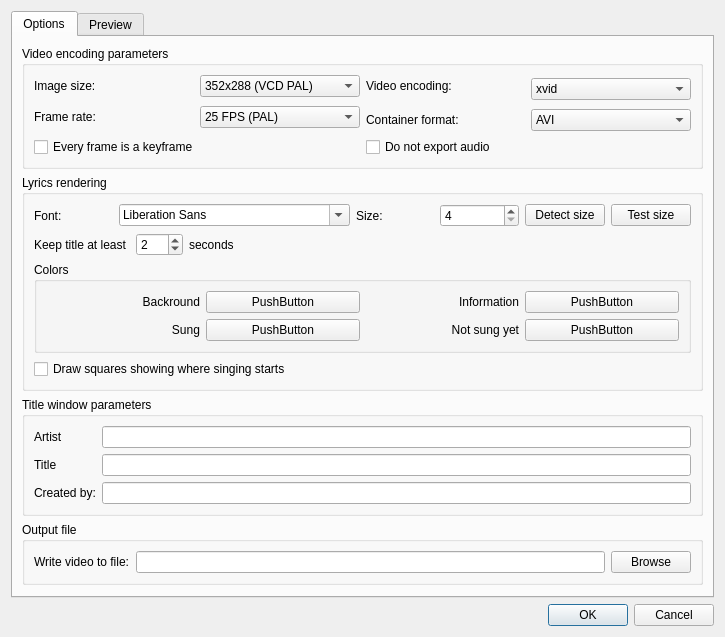
Before: the Qt Designer form src/dialog_export_params.ui in gyunaev/karlyriceditor, drawn with Qt 5.
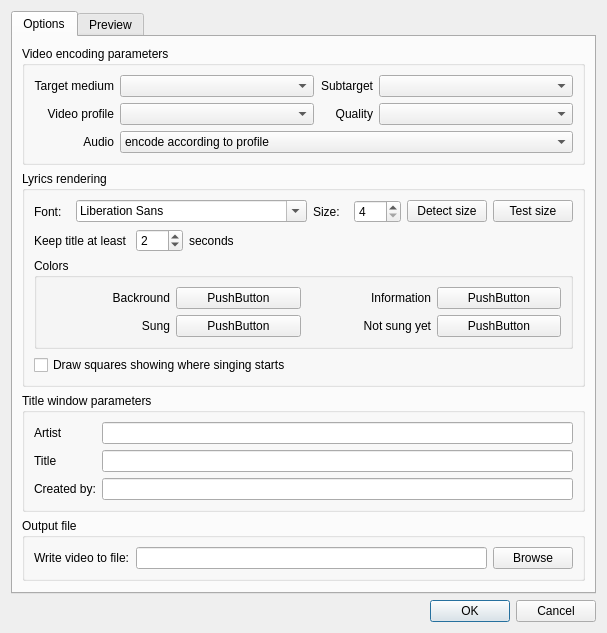
After: the same form once the commit is applied. Custom widgets are drawn as their Qt base class.

Commit message: Video output and dialog reworked

```diff
--- a/src/dialog_export_params.ui
+++ b/src/dialog_export_params.ui
@@ -6,8 +6,8 @@
    <rect>
     <x>0</x>
     <y>0</y>
-    <width>725</width>
-    <height>601</height>
+    <width>607</width>
+    <height>579</height>
    </rect>
   </property>
   <property name="windowTitle">
@@ -29,117 +29,102 @@
          <property name="title">
           <string>Video encoding parameters</string>
          </property>
-         <layout class="QVBoxLayout" name="verticalLayout_4">
-          <item>
            <layout class="QGridLayout" name="gridLayout">
             <item row="0" column="0">
+           <widget class="QLabel" name="label_8">
+            <property name="text">
+             <string>Target medium</string>
+            </property>
+            <property name="alignment">
+             <set>Qt::AlignRight|Qt::AlignTrailing|Qt::AlignVCenter</set>
+            </property>
+           </widget>
+          </item>
+          <item row="0" column="1">
+           <widget class="QComboBox" name="boxVideoMedium">
+            <property name="sizePolicy">
+             <sizepolicy hsizetype="Preferred" vsizetype="Fixed">
+              <horstretch>1</horstretch>
+              <verstretch>0</verstretch>
+             </sizepolicy>
+            </property>
+           </widget>
+          </item>
+          <item row="0" column="2">
              <widget class="QLabel" name="label">
+            <property name="text">
+             <string>Subtarget</string>
+            </property>
+            <property name="alignment">
+             <set>Qt::AlignRight|Qt::AlignTrailing|Qt::AlignVCenter</set>
+            </property>
+           </widget>
+          </item>
+          <item row="0" column="3">
+           <widget class="QComboBox" name="boxVideoTarget">
               <property name="sizePolicy">
-               <sizepolicy hsizetype="Minimum" vsizetype="Preferred">
-                <horstretch>0</horstretch>
+             <sizepolicy hsizetype="Preferred" vsizetype="Fixed">
+              <horstretch>1</horstretch>
                 <verstretch>0</verstretch>
                </sizepolicy>
               </property>
-              <property name="text">
-               <string>Image size:</string>
-              </property>
-             </widget>
-            </item>
-            <item row="0" column="1">
-             <widget class="QComboBox" name="boxImageSize">
-              <property name="whatsThis">
-               <string>Specifies the output image size. Note that some output formats (VideoCD, DVD, HD) require a specific image size.</string>
-              </property>
-              <item>
-               <property name="text">
-                <string>352x288 (VCD PAL)</string>
-               </property>
-              </item>
-              <item>
-               <property name="text">
-                <string>352x240 (VCD NTSC)</string>
-               </property>
-              </item>
-              <item>
-               <property name="text">
-                <string>720x576 (DVD PAL)</string>
-               </property>
-              </item>
-              <item>
-               <property name="text">
-                <string>720x480 (DVD NTSC)</string>
-               </property>
-              </item>
-              <item>
-               <property name="text">
-                <string>1280x720 (HD 720p)</string>
-               </property>
-              </item>
-              <item>
-               <property name="text">
-                <string>1980x1080 (HD 1080p)</string>
-               </property>
-              </item>
-             </widget>
-            </item>
-            <item row="0" column="2">
-             <widget class="QLabel" name="label_3">
-              <property name="whatsThis">
-               <string>Which codec to use for video encoding</string>
-              </property>
-              <property name="text">
-               <string>Video encoding:</string>
-              </property>
-             </widget>
-            </item>
-            <item row="0" column="3" rowspan="2">
-             <widget class="QComboBox" name="boxVideoEncoding">
-              <item>
-               <property name="text">
-                <string>xvid</string>
-               </property>
-              </item>
-             </widget>
-            </item>
-            <item row="1" column="0" rowspan="2">
+           </widget>
+          </item>
+          <item row="1" column="0">
              <widget class="QLabel" name="label_2">
               <property name="text">
-               <string>Frame rate:</string>
-              </property>
-             </widget>
-            </item>
-            <item row="1" column="1" rowspan="2">
-             <widget class="QComboBox" name="boxFPS">
-              <property name="whatsThis">
-               <string>Output frame rate. PAL frame rate is 25 FPS, NTSC is 29.95 FPS</string>
-              </property>
-              <item>
-               <property name="text">
-                <string>25 FPS (PAL)</string>
-               </property>
-              </item>
-              <item>
+             <string>Video profile</string>
+            </property>
+            <property name="alignment">
+             <set>Qt::AlignRight|Qt::AlignTrailing|Qt::AlignVCenter</set>
+            </property>
+           </widget>
+          </item>
+          <item row="1" column="1">
+           <widget class="QComboBox" name="boxVideoProfile">
+            <property name="sizePolicy">
+             <sizepolicy hsizetype="Preferred" vsizetype="Fixed">
+              <horstretch>1</horstretch>
+              <verstretch>0</verstretch>
+             </sizepolicy>
+            </property>
+           </widget>
+          </item>
+          <item row="1" column="2">
+           <widget class="QLabel" name="label_3">
                <property name="text">
-                <string>29.97 FPS (NTSC)</string>
-               </property>
-              </item>
-             </widget>
-            </item>
-            <item row="2" column="2">
+             <string>Quality</string>
+            </property>
+            <property name="alignment">
+             <set>Qt::AlignRight|Qt::AlignTrailing|Qt::AlignVCenter</set>
+            </property>
+           </widget>
+          </item>
+          <item row="1" column="3">
+           <widget class="QComboBox" name="boxVideoQuality">
+            <property name="sizePolicy">
+             <sizepolicy hsizetype="Preferred" vsizetype="Fixed">
+              <horstretch>1</horstretch>
+              <verstretch>0</verstretch>
+             </sizepolicy>
+            </property>
+           </widget>
+          </item>
+          <item row="2" column="0">
              <widget class="QLabel" name="label_5">
               <property name="text">
-               <string>Container format:</string>
-              </property>
-             </widget>
-            </item>
-            <item row="2" column="3">
-             <widget class="QComboBox" name="boxContainer">
-              <property name="whatsThis">
-               <string>Output file (container) format, i.e. AVI, MKV, MP4</string>
-              </property>
+             <string>Audio</string>
+            </property>
+            <property name="alignment">
+             <set>Qt::AlignRight|Qt::AlignTrailing|Qt::AlignVCenter</set>
+            </property>
+           </widget>
+          </item>
+          <item row="2" column="1" colspan="3">
+           <widget class="QComboBox" name="boxVideoAudio">
               <item>
                <property name="text">
-                <string>AVI</string>
+              <string>encode according to profile</string>
                </property>
               </item>
               <item>
@@ -153,35 +138,6 @@
                </property>
               </item>
              </widget>
-            </item>
-           </layout>
-          </item>
-          <item>
-           <layout class="QHBoxLayout" name="horizontalLayout">
-            <item>
-             <widget class="QCheckBox" name="cbAllKeyframes">
-              <property name="whatsThis">
-               <string>Export every video frame as keyframe. It produces MUCH larger video files, but the quality would be the best. Use if you are going to process the video further.</string>
-              </property>
-              <property name="text">
-               <string>Every frame is a keyframe</string>
-              </property>
-             </widget>
-            </item>
-            <item>
-             <widget class="QCheckBox" name="cbExportNoAudio">
-              <property name="whatsThis">
-               <string>Export every video frame as keyframe. It produces MUCH larger video files, but the quality would be the best. Use if you are going to process the video further.</string>
-              </property>
-              <property name="text">
-               <string>Do not export audio</string>
-              </property>
-              <property name="checked">
-               <bool>false</bool>
-              </property>
-             </widget>
-            </item>
-           </layout>
           </item>
          </layout>
         </widget>
```
Left out of the diff: 29 changed lines with no effect on the pictures. Lines whose indentation alone changed are shown as unchanged. The commit also changes 15 other files.
